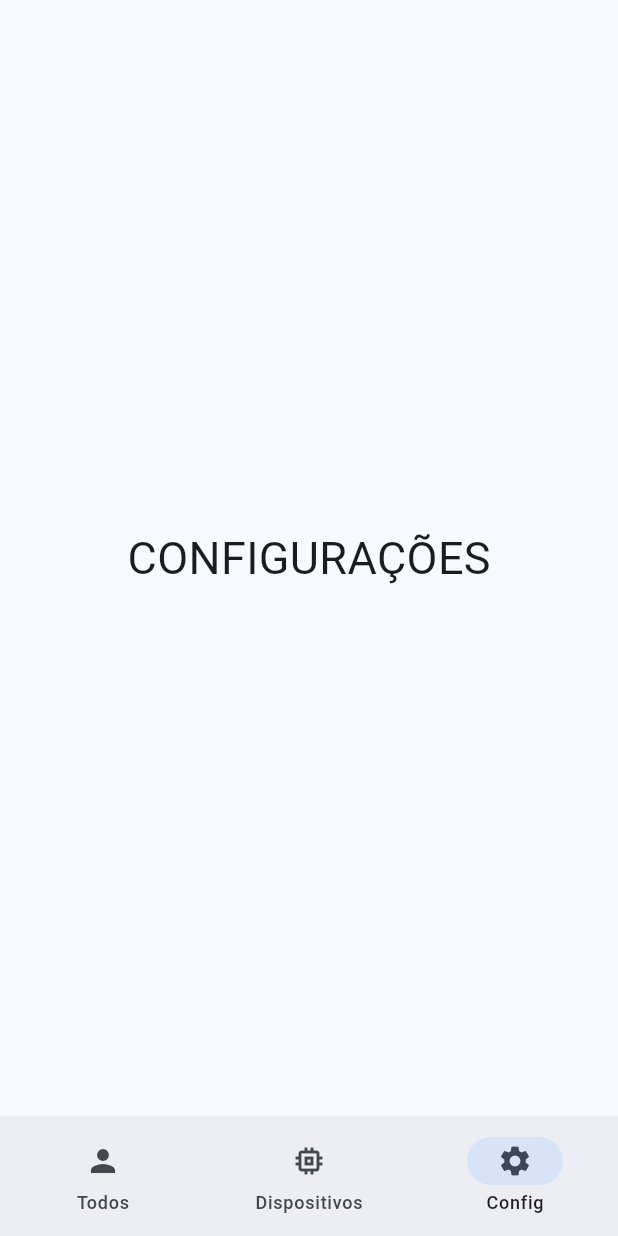
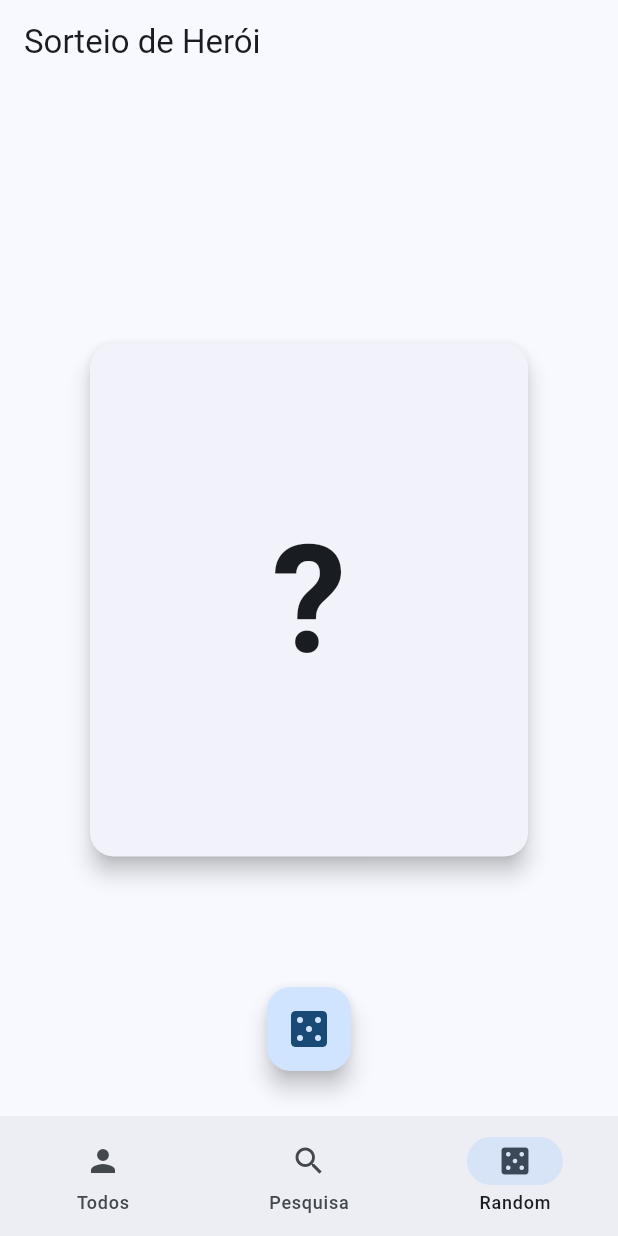
Before and after one commit to weslorde/wdungeon, a Flutter app: the screen it shows after launch, item 3 of the bottom bar chosen, on a phone screen of 412 x 824 dp. Run offline on Flutter 3.47's test engine with Material 3 defaults, Android fonts, the phone set to English and light mode, and no system bars; our stand-ins replace go_router; missing offline and left inert: dart:ffi.

Commit message:
- Pagina do random funcional a base

```diff
--- a/lib/main.dart
+++ b/lib/main.dart
@@ -1,6 +1,7 @@
 import 'package:flutter/material.dart';
 import 'package:go_router/go_router.dart';
 import 'package:wdungeon/pesquisa_page.dart';
+import 'package:wdungeon/sorteio_page.dart';
 import 'package:wdungeon/tdherois_page.dart';
 
 void main() {
@@ -25,8 +26,8 @@ final GoRouter router = GoRouter(
           builder: (context, state) => const PesquisaHerois(),
         ),
         GoRoute(
-          path: '/settings',
-          builder: (context, state) => const SettingsPage(),
+          path: '/sorteio',
+          builder: (context, state) => const SorteioHeroi(),
         ),
       ],
     ),
@@ -120,7 +121,7 @@ class AppBottomBar extends StatelessWidget {
         return 0;
       case '/pesquisa':
         return 1;
-      case '/settings':
+      case '/sorteio':
         return 2;
       default:
         return 0;
@@ -143,7 +144,7 @@ class AppBottomBar extends StatelessWidget {
             break;
 
           case 2:
-            context.go('/settings');
+            context.go('/sorteio');
             break;
         }
       },
@@ -155,45 +156,16 @@ class AppBottomBar extends StatelessWidget {
           label: "Todos",
         ),
         NavigationDestination(
-          icon: Icon(Icons.memory_outlined),
-          selectedIcon: Icon(Icons.memory),
-          label: "Dispositivos",
+          icon: Icon(Icons.search),
+          selectedIcon: Icon(Icons.search),
+          label: "Pesquisa",
         ),
         NavigationDestination(
-          icon: Icon(Icons.settings_outlined),
-          selectedIcon: Icon(Icons.settings),
-          label: "Config",
+          icon: Icon(Icons.casino),
+          selectedIcon: Icon(Icons.casino),
+          label: "Random",
         ),
       ],
     );
   }
 }
-
-
-class DevicesPage extends StatelessWidget {
-  const DevicesPage({super.key});
-
-  @override
-  Widget build(BuildContext context) {
-    return const Center(
-      child: Text(
-        "DISPOSITIVOS",
-        style: TextStyle(fontSize: 30),
-      ),
-    );
-  }
-}
-
-class SettingsPage extends StatelessWidget {
-  const SettingsPage({super.key});
-
-  @override
-  Widget build(BuildContext context) {
-    return const Center(
-      child: Text(
-        "CONFIGURAÇÕES",
-        style: TextStyle(fontSize: 30),
-      ),
-    );
-  }
-}
--- /dev/null
+++ b/lib/sorteio_page.dart
@@ -0,0 +1,105 @@
+import 'dart:async';
+import 'dart:math';
+import 'package:flutter/material.dart';
+import 'package:wdungeon/auxiliar/heroiCard.dart';
+import 'package:wdungeon/auxiliar/heroi_class.dart';
+
+class SorteioHeroi extends StatefulWidget {
+  const SorteioHeroi({super.key});
+
+  @override
+  State<SorteioHeroi> createState() => _SorteioHeroiState();
+}
+
+class _SorteioHeroiState extends State<SorteioHeroi> {
+  Heroi? _heroiSorteado; // null = mostra interrogação
+  bool _sorteando = false;
+  Timer? _timer;
+
+  @override
+  void dispose() {
+    _timer?.cancel();
+    super.dispose();
+  }
+
+  void _sortear() {
+    if (_sorteando) return; // evita clicar de novo enquanto já está sorteando
+
+    setState(() {
+      _sorteando = true;
+    });
+
+    final random = Random();
+    int contagem = 0;
+    const totalTrocas = 20; // quantas trocas até parar
+    int intervaloAtual = 50; // ms entre trocas (começa rápido)
+
+    void proximaTroca() {
+      setState(() {
+        _heroiSorteado = herois[random.nextInt(herois.length)];
+      });
+
+      contagem++;
+
+      if (contagem >= totalTrocas) {
+        // Parou: garante que o último seja realmente aleatório e final
+        setState(() {
+          _sorteando = false;
+        });
+        return;
+      }
+
+      // Desacelera progressivamente conforme se aproxima do final
+      intervaloAtual += 15;
+      _timer = Timer(Duration(milliseconds: intervaloAtual), proximaTroca);
+    }
+
+    proximaTroca();
+  }
+
+  @override
+  Widget build(BuildContext context) {
+    return Scaffold(
+      appBar: AppBar(title: const Text('Sorteio de Herói')),
+      body: Stack(
+        children: [
+          Center(
+            child: Container(
+              height: 350,
+              width: 300,
+              child: Card(
+                elevation: 6,
+                shape: RoundedRectangleBorder(
+                  borderRadius: BorderRadius.circular(16),
+                ),
+                child: _heroiSorteado == null
+                    ? const Center(
+                        child: Text(
+                          '?',
+                          style: TextStyle(
+                            fontSize: 100,
+                            fontWeight: FontWeight.bold,
+                          ),
+                        ),
+                      )
+                    : HeroiCard(heroi: _heroiSorteado!),
+              ),
+            ),
+          ),
+          // Botão flutuante de dado, fixo na parte de baixo
+          Positioned(
+            bottom: 30,
+            left: 0,
+            right: 0,
+            child: Center(
+              child: FloatingActionButton(
+                onPressed: _sorteando ? null : _sortear,
+                child: const Icon(Icons.casino, size: 32),
+              ),
+            ),
+          ),
+        ],
+      ),
+    );
+  }
+}
```
Also changed, not shown: lib/detalheheroi_page.dart (+72 -42 lines).
